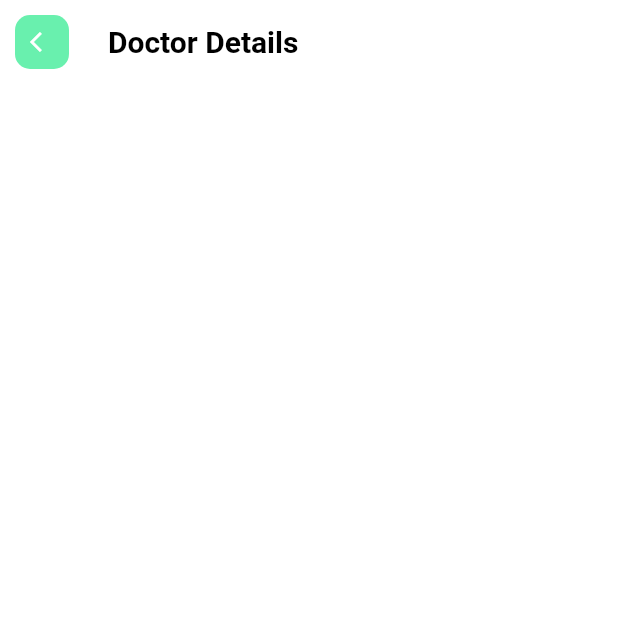
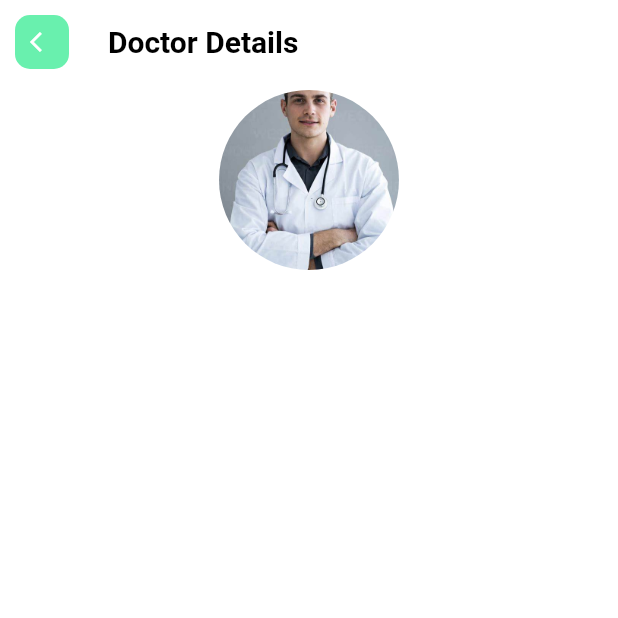
Before and after one commit to DARKTOTEM2703/ProyectoAppDoctor, a Flutter app: the DoctorDetails screen opened by its route, on a phone screen of 412 x 824 dp, the top half of it. Run offline on Flutter 3.47's test engine with Material 3 defaults, Android fonts, the phone set to English and light mode, and no system bars; our stand-ins replace font_awesome_flutter.

Commit message:
Agregar botón de favorito y refactorizar la tarjeta del doctor en DoctorDetails

```diff
--- a/appdoctor/lib/screens/doctor_details.dart
+++ b/appdoctor/lib/screens/doctor_details.dart
@@ -1,3 +1,4 @@
+import 'package:appdoctor/utils/config.dart';
 import 'package:flutter/material.dart';
 import 'package:font_awesome_flutter/font_awesome_flutter.dart';
 import 'package:appdoctor/components/custom_appbar.dart';
@@ -19,7 +20,45 @@
       appBar: CustomAppBar(
         appTitle: 'Doctor Details',
         icon: const Icon(Icons.arrow_back_ios),
+        actions: [
+          IconButton(
+              onPressed: () {},
+              icon: Icon(
+                isFavourite ? Icons.favorite_rounded : Icons.favorite_outline,
+                color: Colors.red,
+              ))
+        ],
       ),
+      body: SafeArea(
+          child: Column(
+        children: <Widget>[
+          //aqui construimos la tarjeta del doctor
+          InformacionDoctor(),
+        ],
+      )),
     );
   }
 }
+
+class InformacionDoctor extends StatelessWidget {
+  const InformacionDoctor({
+    super.key,
+  });
+
+  @override
+  Widget build(BuildContext context) {
+    Config.init(context);
+    return Container(
+        width: double.infinity,
+        child: Column(
+          children: <Widget>[
+            const CircleAvatar(
+              radius: 60,
+              backgroundImage: AssetImage('assets/Doctor_2.jpg'),
+              backgroundColor: Colors.white,
+            ),
+            Config.espacioMediano,
+          ],
+        ));
+  }
+}
```
